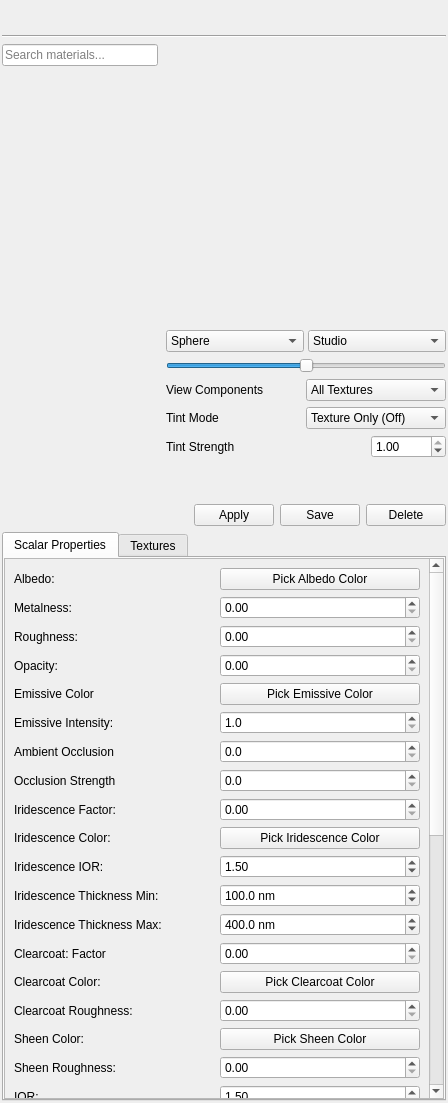
Above: ui/MaterialPropertiesPanel.ui from 01Hub/ModelViewer before the change. Below: the same form after it.
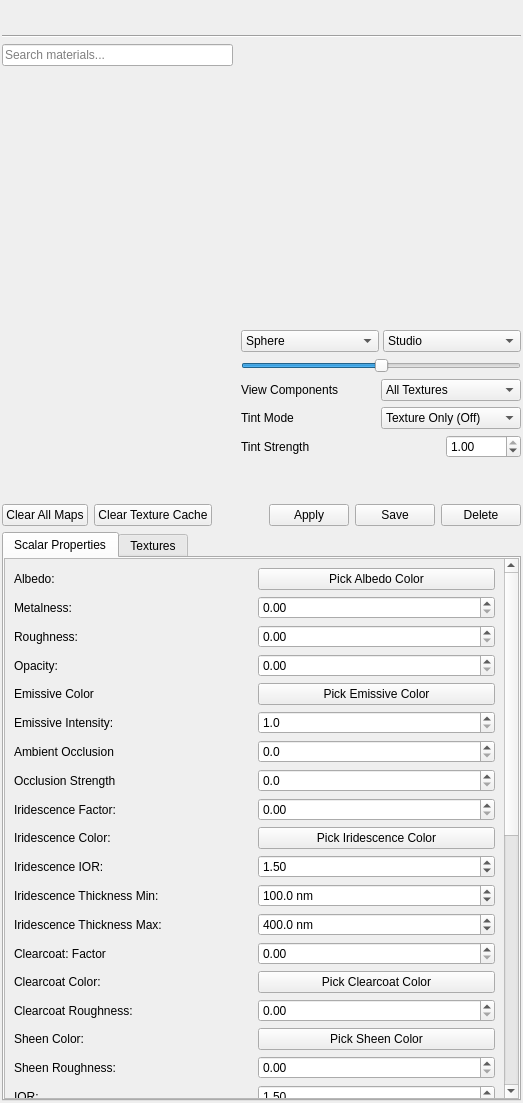
That is the form after the change. Icons and pictures are not drawn. Custom widgets are drawn as their Qt base class.

Commit message:
MaterialPropertiesPanel: Complete texture pipeline and material cleanup
Improvements:
- Register all 23 texture buttons (added 7 missing: Clearcoat, Specular, Anisotropy)
- Implement Clear All Maps and Clear Texture Cache with dual API cleanup
- Fix texture repopulation regression using fresh Texture objects
- Reorganize materials.json: Move brushed textured metals to Brushed Metals category
- Add comprehensive debug logging for material application tracking
- Baseline before gear and transform button implementations

What changed in the file:
```diff
--- a/ui/MaterialPropertiesPanel.ui
+++ b/ui/MaterialPropertiesPanel.ui
@@ -7,7 +7,7 @@
    <rect>
     <x>0</x>
     <y>0</y>
-    <width>448</width>
+    <width>523</width>
     <height>1103</height>
    </rect>
   </property>
@@ -165,10 +165,16 @@
         <widget class="MaterialLibraryWidget" name="treeWidget" native="true">
          <property name="sizePolicy">
           <sizepolicy hsizetype="Expanding" vsizetype="Expanding">
-           <horstretch>0</horstretch>
+           <horstretch>1</horstretch>
            <verstretch>0</verstretch>
           </sizepolicy>
          </property>
+         <property name="minimumSize">
+          <size>
+           <width>225</width>
+           <height>0</height>
+          </size>
+         </property>
         </widget>
        </item>
       </layout>
@@ -472,6 +478,20 @@
    </item>
    <item>
     <layout class="QHBoxLayout" name="buttonLayout">
+     <item>
+      <widget class="QPushButton" name="pushButtonClearAllMaps">
+       <property name="text">
+        <string>Clear All Maps</string>
+       </property>
+      </widget>
+     </item>
+     <item>
+      <widget class="QPushButton" name="pushButtonClearTextureCache">
+       <property name="text">
+        <string>Clear Texture Cache</string>
+       </property>
+      </widget>
+     </item>
      <item>
       <spacer name="buttonStretch">
        <property name="orientation">
@@ -554,8 +574,8 @@
           <property name="geometry">
            <rect>
             <x>0</x>
-            <y>-540</y>
-            <width>424</width>
+            <y>-767</y>
+            <width>499</width>
             <height>1246</height>
            </rect>
           </property>
```
Left out of the diff: 112 changed lines with no effect on the pictures. The commit also changes 7 other files.
